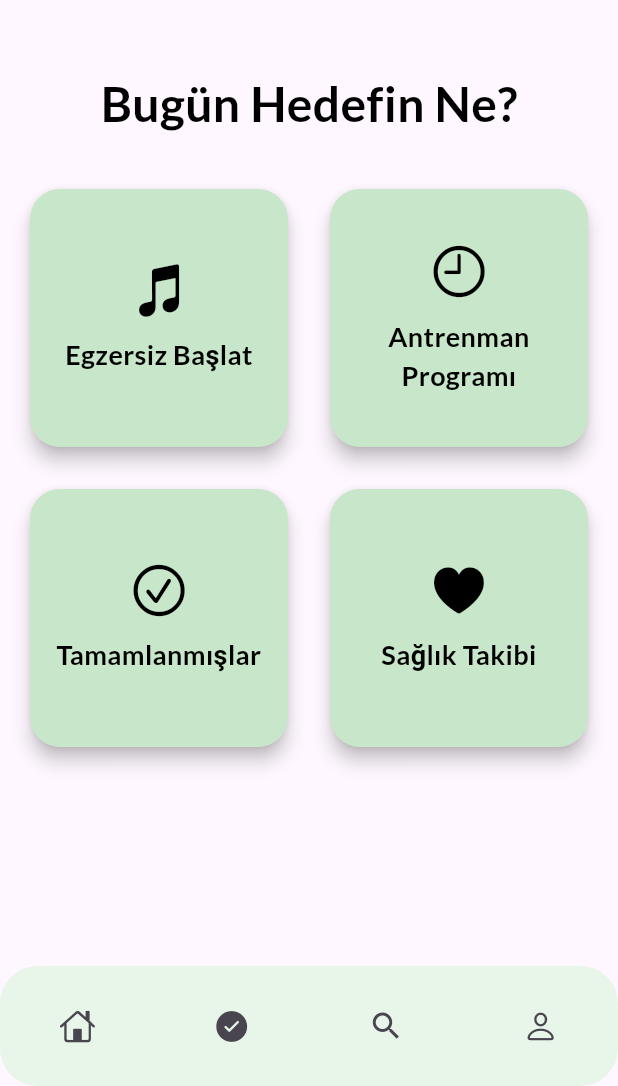
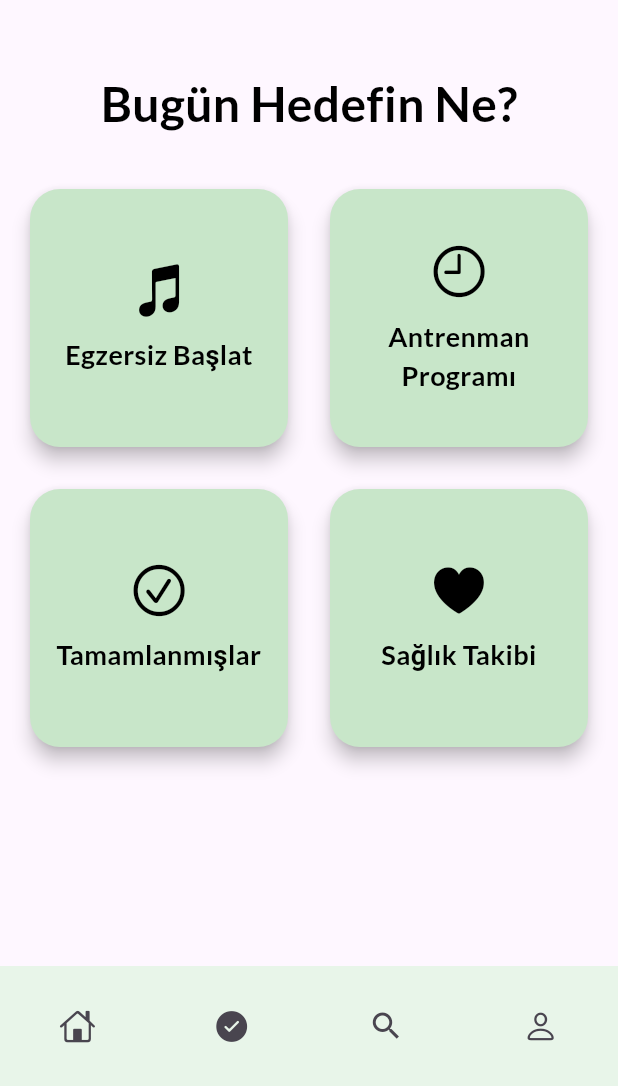
Before and after one commit to bugrakasapoglu/FitnessAsistan, a Flutter app: the HomeScreen screen opened by its route, on a phone screen of 412 x 824 dp, the part 150-1236 px from its top. Run offline on Flutter 3.47's test engine with Material 3 defaults, Android fonts, the phone set to English and light mode, and no system bars; our stand-ins replace go_router, google_fonts, lottie; missing offline and left inert: dotlottie_loader.

Commit message:
Proje Finish

```diff
--- a/lib/screens/home_screen.dart
+++ b/lib/screens/home_screen.dart
@@ -24,7 +24,7 @@ class _HomeScreenState extends State<HomeScreen> {
             gradient: LinearGradient(
               colors: [
                 Theme.of(context).brightness == Brightness.light
-                    ? Colors.green // Açık modda yeşil (doğa, sağlık)
+                    ? const Color.fromRGBO(76, 175, 80, 1) // Açık modda yeşil (doğa, sağlık)
                     : Colors.green,  // Koyu modda daha koyu yeşil tonları
                 Theme.of(context).brightness == Brightness.light
                     ? Colors.orange // Enerjik turuncu
@@ -177,8 +177,8 @@ class FitnessCard extends StatelessWidget {
         shape: RoundedRectangleBorder(borderRadius: BorderRadius.circular(20)),
         elevation: 5,
         color: Theme.of(context).brightness == Brightness.light
-            ? Colors.green.shade100 // Açık modda yumuşak yeşil
-            : Colors.green.shade700, // Koyu modda koyu yeşil
+            ? Colors.green.shade100
+            : Colors.green.shade700,
         child: Column(
           mainAxisAlignment: MainAxisAlignment.center,
           children: [
@@ -209,7 +209,7 @@ class BottomMenu extends StatelessWidget {
     return Container(
       height: 80,
       decoration: BoxDecoration(
-        borderRadius: BorderRadius.circular(25),
+        borderRadius: BorderRadius.circular(0),
         color: Theme.of(context).brightness == Brightness.light
             ? Colors.green.shade50
             : Colors.green.shade800,
```
Also changed, not shown: lib/screens/profile_screen.dart (+40 -26 lines).
